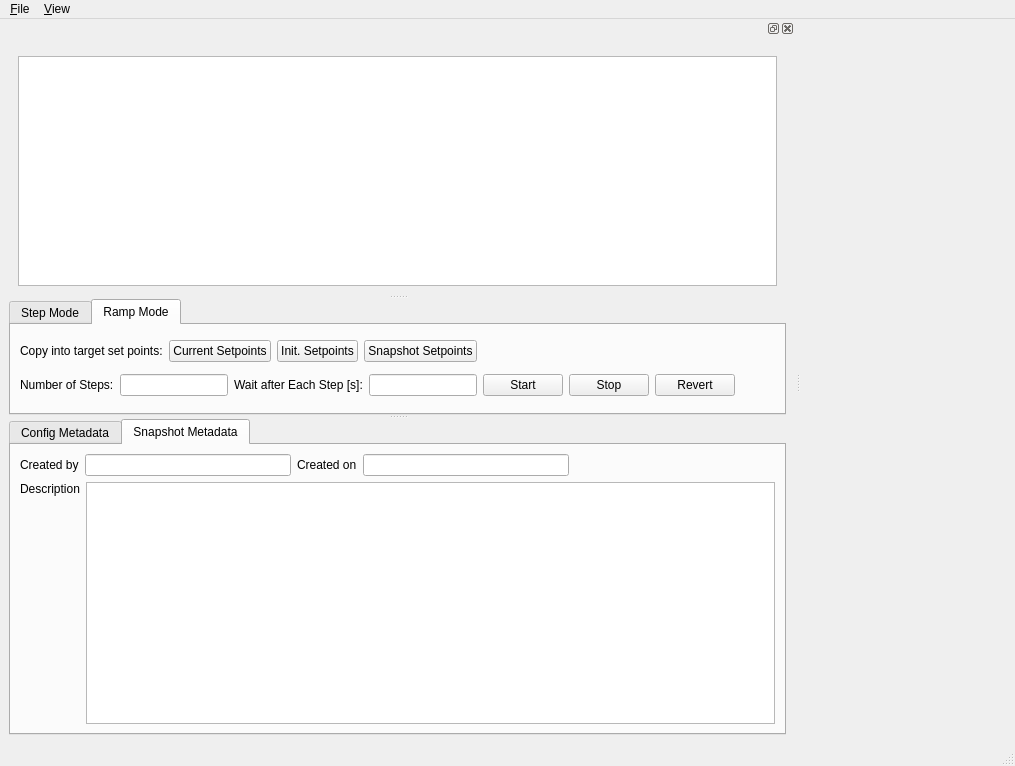
Old version of the form gui/Qt4Designer_files/ui_lattice_tuner_for_reference.ui in the repository NSLS-II/aphla.
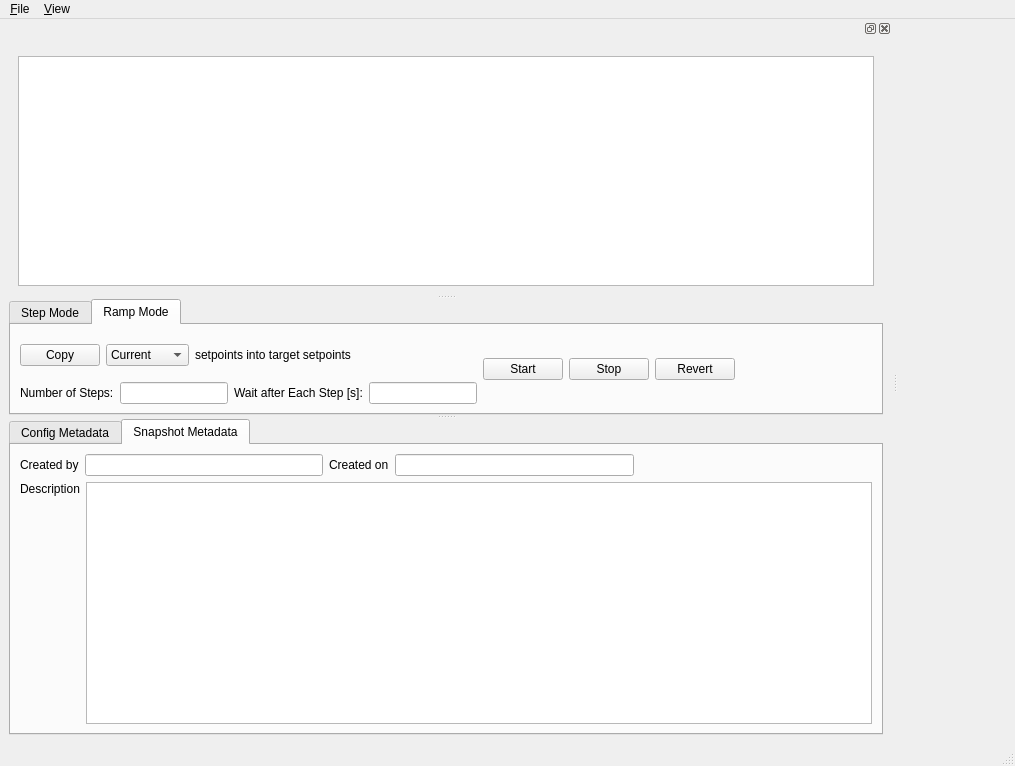
New version of the form. The open tabs and pages were chosen to show the change.

The edit to the form file:
```diff
--- a/gui/Qt4Designer_files/ui_lattice_tuner_for_reference.ui
+++ b/gui/Qt4Designer_files/ui_lattice_tuner_for_reference.ui
@@ -139,7 +139,7 @@
            </layout>
           </item>
           <item>
-           <layout class="QHBoxLayout" name="horizontalLayout_2">
+           <layout class="QHBoxLayout" name="horizontalLayout_tab_step_1">
             <item>
              <widget class="QPushButton" name="pushButton_update">
               <property name="text">
@@ -164,7 +164,7 @@
              <widget class="QLineEdit" name="lineEdit_auto_update_interval"/>
             </item>
             <item>
-             <spacer name="horizontalSpacer_6">
+             <spacer name="horizontalSpacer_tab_step_1">
               <property name="orientation">
                <enum>Qt::Horizontal</enum>
               </property>
@@ -184,39 +184,46 @@
          <attribute name="title">
           <string>Ramp Mode</string>
          </attribute>
-         <layout class="QVBoxLayout" name="verticalLayout_6">
+         <layout class="QHBoxLayout" name="horizontalLayout_2">
           <item>
-           <layout class="QHBoxLayout" name="horizontalLayout_7">
+           <layout class="QVBoxLayout" name="verticalLayout_tab_ramp_1">
             <item>
-             <widget class="QLabel" name="label_7">
+             <layout class="QHBoxLayout" name="horizontalLayout_tab_ramp_2">
+              <item>
+               <widget class="QPushButton" name="pushButton_copy">
               <property name="text">
-               <string>Copy into target set points:</string>
+                 <string>Copy</string>
               </property>
              </widget>
             </item>
             <item>
-             <widget class="QPushButton" name="pushButton_copy_current_setp">
+               <widget class="QComboBox" name="comboBox_setpoint_copy_source">
+                <item>
               <property name="text">
-               <string>Current Setpoints</string>
-              </property>
-             </widget>
+                  <string>Current</string>
+                 </property>
             </item>
             <item>
-             <widget class="QPushButton" name="pushButton_copy_init_setp">
               <property name="text">
-               <string>Init. Setpoints</string>
-              </property>
+                  <string>Initial</string>
+                 </property>
+                </item>
+                <item>
+                 <property name="text">
+                  <string>Snapshot</string>
+                 </property>
+                </item>
              </widget>
             </item>
             <item>
-             <widget class="QPushButton" name="pushButton_copy_snapshot_setp">
+               <widget class="QLabel" name="label_tab_ramp_3">
               <property name="text">
-               <string>Snapshot Setpoints</string>
+                 <string>setpoints into target setpoints</string>
               </property>
              </widget>
             </item>
             <item>
-             <spacer name="horizontalSpacer_4">
+               <spacer name="horizontalSpacer_tab_ramp_1">
               <property name="orientation">
                <enum>Qt::Horizontal</enum>
               </property>
@@ -231,7 +238,7 @@
            </layout>
           </item>
           <item>
-           <layout class="QHBoxLayout" name="horizontalLayout_8">
+             <layout class="QHBoxLayout" name="horizontalLayout_tab_ramp_1">
             <item>
              <widget class="QLabel" name="label_8">
               <property name="text">
@@ -252,6 +259,10 @@
             <item>
              <widget class="QLineEdit" name="lineEdit_wait_after_each_step"/>
             </item>
+             </layout>
+            </item>
+           </layout>
+          </item>
             <item>
              <widget class="QPushButton" name="pushButton_start">
               <property name="text">
@@ -274,19 +285,17 @@
              </widget>
             </item>
             <item>
-             <spacer name="horizontalSpacer_5">
+           <spacer name="horizontalSpacer_tab_ramp_2">
               <property name="orientation">
                <enum>Qt::Horizontal</enum>
               </property>
               <property name="sizeHint" stdset="0">
                <size>
-                <width>40</width>
+              <width>137</width>
                 <height>20</height>
                </size>
               </property>
              </spacer>
-            </item>
-           </layout>
           </item>
          </layout>
         </widget>
```
Left out of the diff: 56 changed lines with no effect on the pictures. Lines whose indentation alone changed are shown as unchanged.
